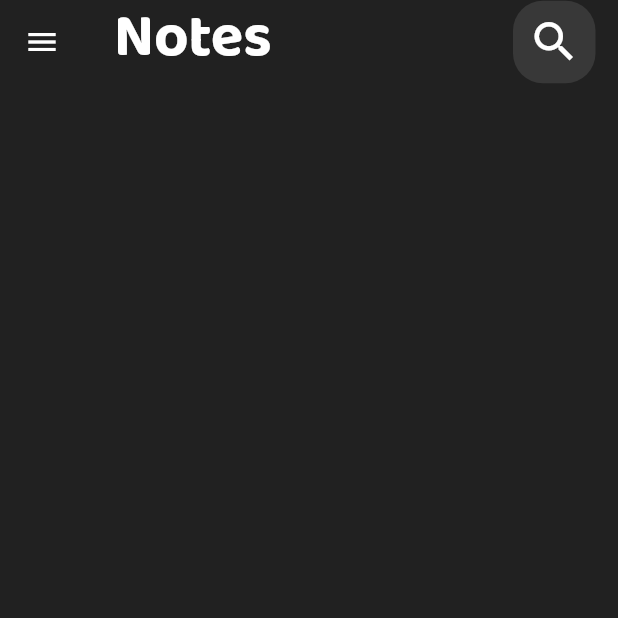
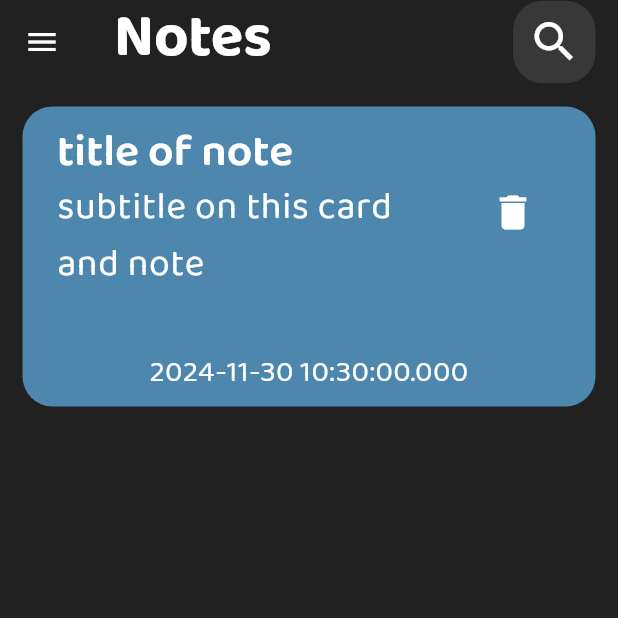
Before and after one commit to Zakarya-Jawish/dawwen, a Flutter app: the screen it shows after launch, on a phone screen of 412 x 824 dp, the top half of it. Run offline on Flutter 3.47's test engine with Material 3 defaults, Android fonts, the phone set to English and light mode, and no system bars; our stand-ins replace lottie.

Commit message:
create note card part 1

```diff
--- a/lib/themes/themes.dart
+++ b/lib/themes/themes.dart
@@ -71,22 +71,26 @@ TextTheme textTheme() {
     ),
     displayMedium: TextStyle(
       fontFamily: 'BalooBhaijaan2',
-      fontSize: 28,
+      fontSize: 30,
+      fontWeight: FontWeight.w600,
+    ),
+    displaySmall: TextStyle(
+      fontFamily: 'BalooBhaijaan2',
+      fontSize: 22,
       fontWeight: FontWeight.w600,
     ),
     bodyLarge: TextStyle(
       fontFamily: 'BalooBhaijaan2',
-      fontSize: 18,
-      fontWeight: FontWeight.w600,
+      fontSize: 25,
     ),
     bodyMedium: TextStyle(
       fontFamily: 'BalooBhaijaan2',
-      fontSize: 16,
+      fontSize: 20,
       fontWeight: FontWeight.normal,
     ),
     bodySmall: TextStyle(
       fontFamily: 'BalooBhaijaan2',
-      fontSize: 14,
+      fontSize: 15,
       fontWeight: FontWeight.normal,
     ),
   );
--- a/lib/views/home_view.dart
+++ b/lib/views/home_view.dart
@@ -1,3 +1,4 @@
+import 'package:dawwen_app/widgets/note_card.dart';
 import 'package:flutter/material.dart';
 
 import '../widgets/custom_appbar.dart';
@@ -11,7 +12,14 @@ class HomeView extends StatelessWidget {
     return Scaffold(
       drawer: const CustomDrawer(),
       appBar: const CustomAppBar(),
-      body: ListView(),
+      body: Padding(
+        padding: const EdgeInsets.all(15),
+        child: ListView(
+          children: const [
+            NoteCard(),
+          ],
+        ),
+      ),
     );
   }
 }
--- /dev/null
+++ b/lib/widgets/note_card.dart
@@ -0,0 +1,43 @@
+import 'package:dawwen_app/extensions/context_ex.dart';
+import 'package:flutter/material.dart';
+
+import '../helper/constants.dart';
+
+class NoteCard extends StatelessWidget {
+  const NoteCard({super.key});
+
+  @override
+  Widget build(BuildContext context) {
+    return Container(
+      height: 200,
+      width: double.infinity,
+      padding: const EdgeInsets.all(7),
+      decoration: BoxDecoration(
+        color: kPrimayColor,
+        borderRadius: BorderRadius.circular(20),
+      ),
+      child: Column(
+        children: [
+          ListTile(
+            title: Text(
+              'title of note',
+              style: context.textTheme.displayMedium,
+            ),
+            subtitle: Text(
+              'subtitle on this card and note',
+              style: context.textTheme.bodyLarge,
+            ),
+            trailing: IconButton(
+                onPressed: () {},
+                icon: const Icon(
+                  Icons.delete,
+                  size: 30,
+                )),
+          ),
+          const Spacer(),
+          Text(DateTime.now().toString()),
+        ],
+      ),
+    );
+  }
+}
```
